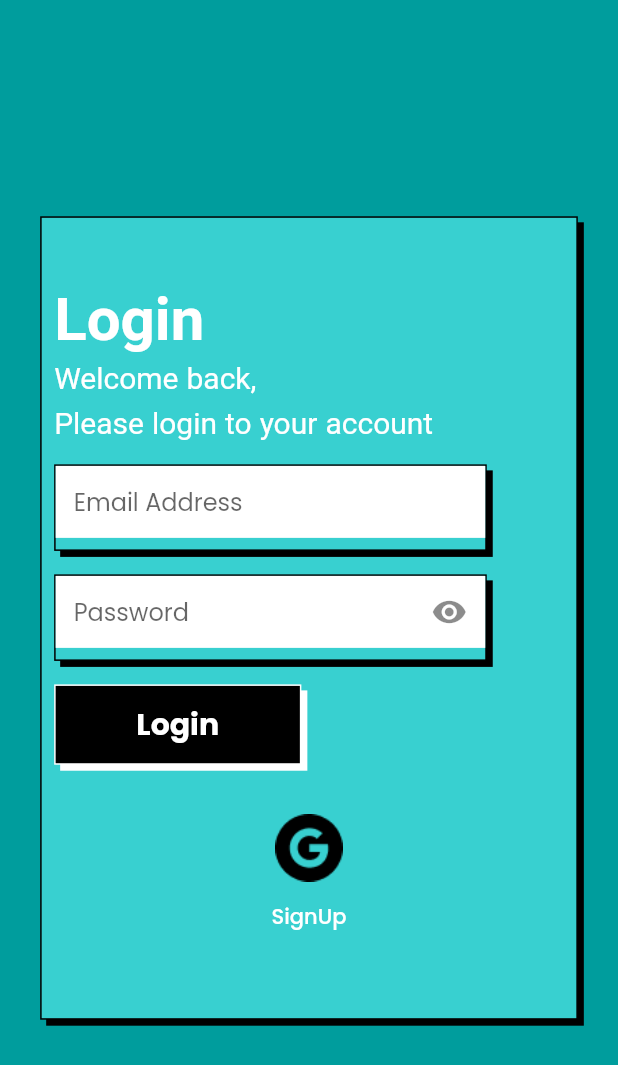
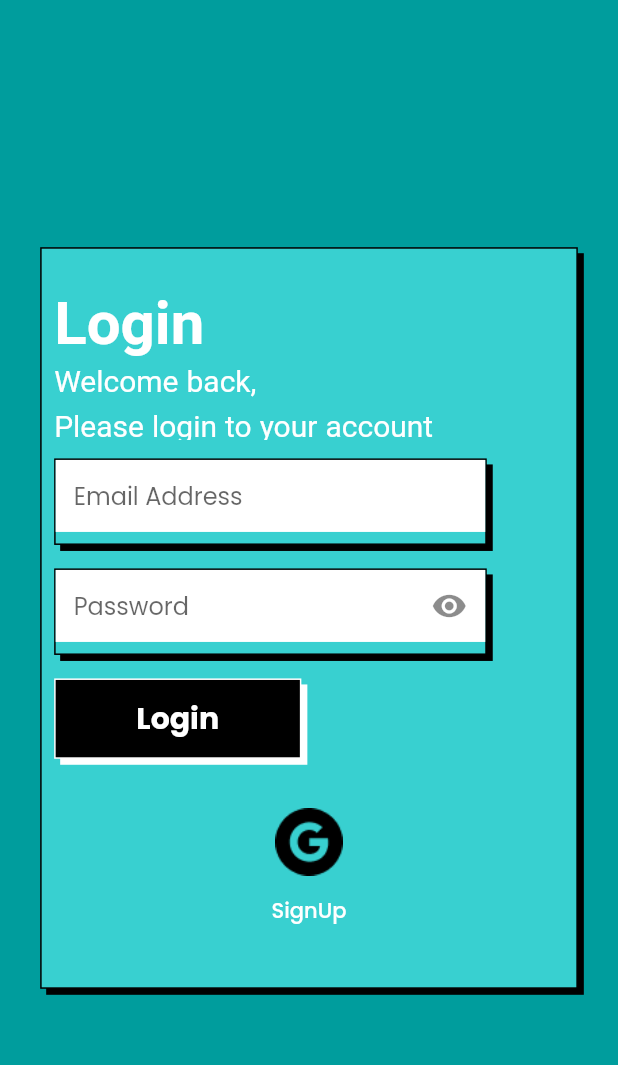
Before and after one commit to himanshusharma89/relic_bazaar, a Flutter app: the screen it shows after launch, on a phone screen of 412 x 824 dp. Shown: the top 1065 px of the screen. Run offline on Flutter 3.47's test engine with Material 2 defaults, Android fonts, the phone set to English and light mode, and no system bars; our stand-ins replace carousel_slider, cloud_firestore, firebase_auth, firebase_core, firebase_remote_config, flutter_html and 8 more; missing offline and left inert: advance_pdf_viewer, geocoder, razorpay_flutter; accounts and stored records are empty.

Commit message:
Fixed overflow caused by soft keyboard.

```diff
--- a/lib/views/auth/login_view.dart
+++ b/lib/views/auth/login_view.dart
@@ -62,7 +62,7 @@ class LoginScreenState extends State<LoginScreen> {
         body: SafeArea(
           child: Center(
             child: RelicBazaarStackedView(
-              height: height * 0.65,
+              height: height * 0.60,
               width: width * 0.87,
               child: Form(
                 key: _formKey,
@@ -204,9 +204,7 @@ class LoginScreenState extends State<LoginScreen> {
                       SizedBox(
                         height: height * 0.04,
                       ),
-                      Flexible(
-                        flex: 3,
-                        child: Center(
+                      Center(
                         child: Column(
                           children: <Widget>[
                             InkWell(
@@ -215,8 +213,7 @@ class LoginScreenState extends State<LoginScreen> {
                                 setState(() {
                                   _loading = true;
                                 });
-                                  await AuthenticationService
-                                      .signInWithGoogle();
+                                await AuthenticationService.signInWithGoogle();
                                 setState(() {
                                   _loading = false;
                                 });
@@ -230,8 +227,7 @@ class LoginScreenState extends State<LoginScreen> {
                               ),
                             ),
                             TextButton(
-                                onPressed: () =>
-                                    Navigator.of(context).pushNamed(
+                              onPressed: () => Navigator.of(context).pushNamed(
                                 RouteConstant.SIGN_UP_SCREEN,
                               ),
                               child: const Text(
@@ -242,7 +238,6 @@ class LoginScreenState extends State<LoginScreen> {
                               ),
                             ),
                           ],
-                          ),
                         ),
                       ),
                     ],
```
Lines whose indentation alone changed are shown as unchanged.
